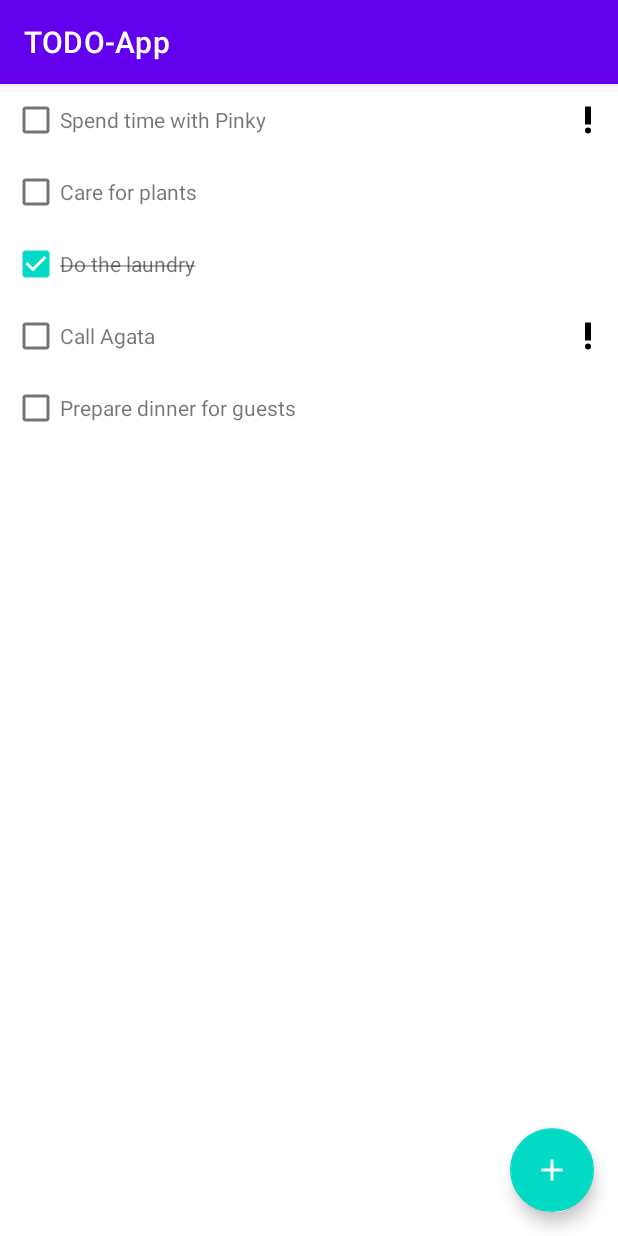
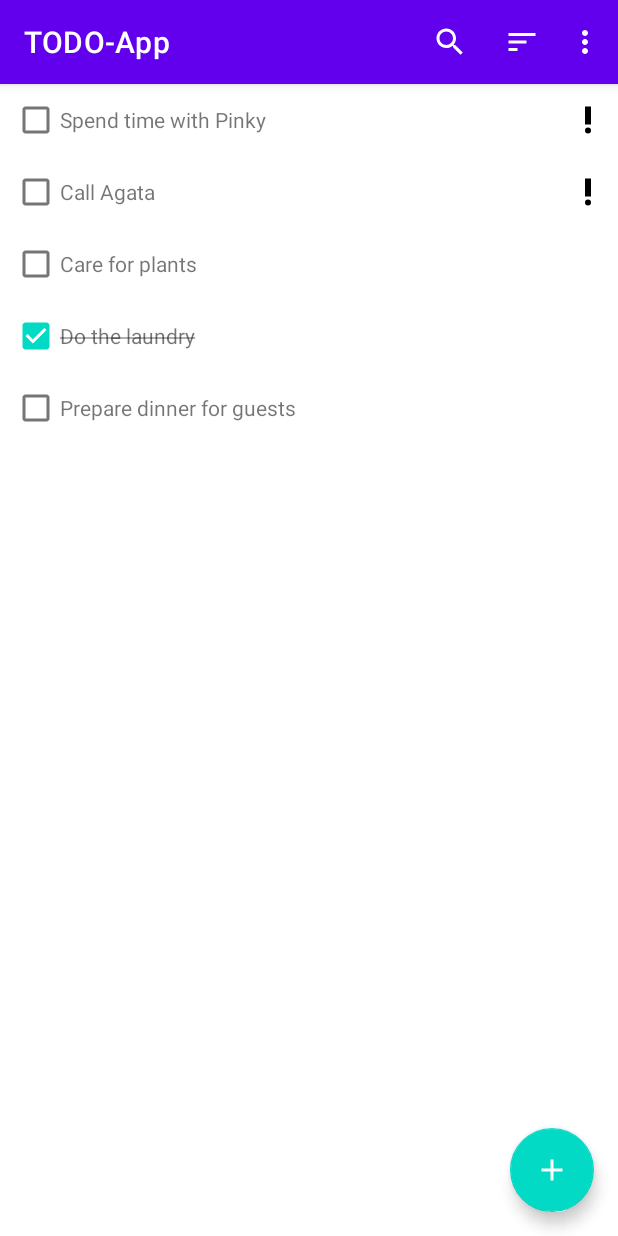
Before and after one commit to ewamodze/TODO-App, an Android app: the screen it shows after launch (MainActivity), on a phone screen of 412 x 824 dp. Run offline under Robolectric (Android 15) with nearby library versions, the phone set to English and light mode, and no system bars; our stand-ins replace Dagger/Hilt's generated code, Room's generated code.

Commit message:
implement the search functionality

```diff
--- a/app/src/main/java/com/ewamo/todo_app/data/TaskDao.kt
+++ b/app/src/main/java/com/ewamo/todo_app/data/TaskDao.kt
@@ -6,8 +6,8 @@ import kotlinx.coroutines.flow.Flow
 @Dao
 interface TaskDao {
 
-    @Query("SELECT * FROM task_table")
-    fun getTasks(): Flow<List<Task>>
+    @Query("SELECT * FROM task_table WHERE name LIKE '%' || :searchQuery || '%' ORDER BY important DESC")
+    fun getTasks(searchQuery: String): Flow<List<Task>>
 
     @Insert(onConflict = OnConflictStrategy.REPLACE)
     suspend fun insert(task: Task)
--- a/app/src/main/java/com/ewamo/todo_app/ui/TasksFragment.kt
+++ b/app/src/main/java/com/ewamo/todo_app/ui/TasksFragment.kt
@@ -1,7 +1,11 @@
 package com.ewamo.todo_app.ui
 
 import android.os.Bundle
+import android.view.Menu
+import android.view.MenuInflater
+import android.view.MenuItem
 import android.view.View
+import androidx.appcompat.widget.SearchView
 import androidx.fragment.app.Fragment
 import androidx.fragment.app.viewModels
 import androidx.recyclerview.widget.LinearLayoutManager
@@ -9,6 +13,7 @@ import com.ewamo.todo_app.R
 import com.ewamo.todo_app.databinding.FragmentTasksBinding
 import com.ewamo.todo_app.ui.tasks.TasksAdapter
 import com.ewamo.todo_app.ui.tasks.TasksViewModel
+import com.ewamo.todo_app.util.OnQueryTextChanged
 import dagger.hilt.android.AndroidEntryPoint
 
 @AndroidEntryPoint
@@ -34,5 +39,41 @@ class TasksFragment : Fragment(R.layout.fragment_tasks) {
         viewModel.tasks.observe(viewLifecycleOwner) {
             taskAdapter.submitList(it)
         }
+
+        setHasOptionsMenu(true)
+    }
+
+    override fun onCreateOptionsMenu(menu: Menu, inflater: MenuInflater) {
+        inflater.inflate(R.menu.menu_fragment_tasks, menu)
+
+        val searchItem = menu.findItem(R.id.action_search)
+        val searchView = searchItem.actionView as SearchView
+
+        searchView.OnQueryTextChanged {
+            viewModel.searchQuery.value = it
+        }
+    }
+
+    override fun onOptionsItemSelected(item: MenuItem): Boolean {
+        return when (item.itemId) {
+            R.id.action_sort_by_name -> {
+
+                true
+            }
+            R.id.action_sort_date -> {
+
+                true
+            }
+            R.id.action_hide_completed -> {
+                item.isChecked = !item.isChecked
+
+                true
+            }
+            R.id.action_hide_completed -> {
+
+                true
+            }
+            else -> super.onOptionsItemSelected(item)
+        }
     }
 }
--- a/app/src/main/java/com/ewamo/todo_app/ui/tasks/TasksViewModel.kt
+++ b/app/src/main/java/com/ewamo/todo_app/ui/tasks/TasksViewModel.kt
@@ -1,9 +1,11 @@
 package com.ewamo.todo_app.ui.tasks
 
 import androidx.lifecycle.ViewModel
+import androidx.lifecycle.asLiveData
 import com.ewamo.todo_app.data.TaskDao
-import androidx.lifecycle.asLiveData
 import dagger.hilt.android.lifecycle.HiltViewModel
+import kotlinx.coroutines.flow.MutableStateFlow
+import kotlinx.coroutines.flow.flatMapLatest
 import javax.inject.Inject
 
 @HiltViewModel
@@ -11,5 +13,11 @@ class TasksViewModel @Inject constructor(
     private val taskDao: TaskDao
 ) : ViewModel() {
 
-    val tasks = taskDao.getTasks().asLiveData()
+    val searchQuery = MutableStateFlow("")
+
+    private val taskFlow = searchQuery.flatMapLatest {
+        taskDao.getTasks(it)
+    }
+
+    val tasks = taskFlow.asLiveData()
 }
--- /dev/null
+++ b/app/src/main/java/com/ewamo/todo_app/util/ViewExt.kt
@@ -0,0 +1,16 @@
+package com.ewamo.todo_app.util
+
+import androidx.appcompat.widget.SearchView
+
+inline fun SearchView.OnQueryTextChanged(crossinline listener: (String) -> Unit) {
+    this.setOnQueryTextListener(object : SearchView.OnQueryTextListener {
+        override fun onQueryTextSubmit(query: String?): Boolean {
+            return true
+        }
+
+        override fun onQueryTextChange(newText: String?): Boolean {
+            listener(newText.orEmpty())
+            return true
+        }
+    })
+}
--- /dev/null
+++ b/app/src/main/res/drawable/ic_search.xml
@@ -0,0 +1,5 @@
+<vector android:height="24dp" android:tint="#FFFFFF"
+    android:viewportHeight="24" android:viewportWidth="24"
+    android:width="24dp" xmlns:android="http://schemas.android.com/apk/res/android">
+    <path android:fillColor="@android:color/white" android:pathData="M15.5,14h-0.79l-0.28,-0.27C15.41,12.59 16,11.11 16,9.5 16,5.91 13.09,3 9.5,3S3,5.91 3,9.5 5.91,16 9.5,16c1.61,0 3.09,-0.59 4.23,-1.57l0.27,0.28v0.79l5,4.99L20.49,19l-4.99,-5zM9.5,14C7.01,14 5,11.99 5,9.5S7.01,5 9.5,5 14,7.01 14,9.5 11.99,14 9.5,14z"/>
+</vector>
--- /dev/null
+++ b/app/src/main/res/drawable/ic_sort.xml
@@ -0,0 +1,5 @@
+<vector android:height="24dp" android:tint="#FFFFFF"
+    android:viewportHeight="24" android:viewportWidth="24"
+    android:width="24dp" xmlns:android="http://schemas.android.com/apk/res/android">
+    <path android:fillColor="@android:color/white" android:pathData="M3,18h6v-2L3,16v2zM3,6v2h18L21,6L3,6zM3,13h12v-2L3,11v2z"/>
+</vector>
--- a/app/src/main/res/layout/fragment_tasks.xml
+++ b/app/src/main/res/layout/fragment_tasks.xml
@@ -4,7 +4,7 @@
     xmlns:tools="http://schemas.android.com/tools"
     android:layout_width="match_parent"
     android:layout_height="match_parent"
-    tools:context=".ui.TaskFragment">
+    tools:context=".ui.TasksFragment">
 
     <androidx.recyclerview.widget.RecyclerView
         android:id="@+id/recycler_view_tasks"
--- /dev/null
+++ b/app/src/main/res/menu/menu_fragment_tasks.xml
@@ -0,0 +1,42 @@
+<?xml version="1.0" encoding="utf-8"?>
+<menu xmlns:android="http://schemas.android.com/apk/res/android"
+    xmlns:app="http://schemas.android.com/apk/res-auto">
+
+    <item
+        android:id="@+id/action_search"
+        android:icon="@drawable/ic_search"
+        android:title="@string/search"
+        app:actionViewClass="androidx.appcompat.widget.SearchView"
+        app:showAsAction="always|collapseActionView" />
+
+    <item
+        android:icon="@drawable/ic_sort"
+        android:title="@string/sort"
+        app:showAsAction="always">
+
+        <menu>
+
+            <item
+                android:id="@+id/action_sort_by_name"
+                android:title="@string/sort_by_name" />
+
+            <item
+                android:id="@+id/action_sort_date"
+                android:title="@string/sort_by_date" />
+
+        </menu>
+
+    </item>
+
+    <item
+        android:id="@+id/action_hide_completed"
+        android:checkable="true"
+        android:title="@string/hide_completed"
+        app:showAsAction="never" />
+
+    <item
+        android:id="@+id/action_delete_all_completed"
+        android:title="@string/delete_all_completed"
+        app:showAsAction="never" />
+
+</menu>
--- a/app/src/main/res/values/strings.xml
+++ b/app/src/main/res/values/strings.xml
@@ -4,4 +4,12 @@
     // Add/Edit task
     <string name="hint">Task name</string>
     <string name="priority">Important task</string>
+
+    // Action menu
+    <string name="search">Search</string>
+    <string name="sort">Sort</string>
+    <string name="sort_by_name">Sort by name</string>
+    <string name="sort_by_date">Sort by date created</string>
+    <string name="hide_completed">Hide completed tasks</string>
+    <string name="delete_all_completed">Delete all completed tasks</string>
 </resources>
```
